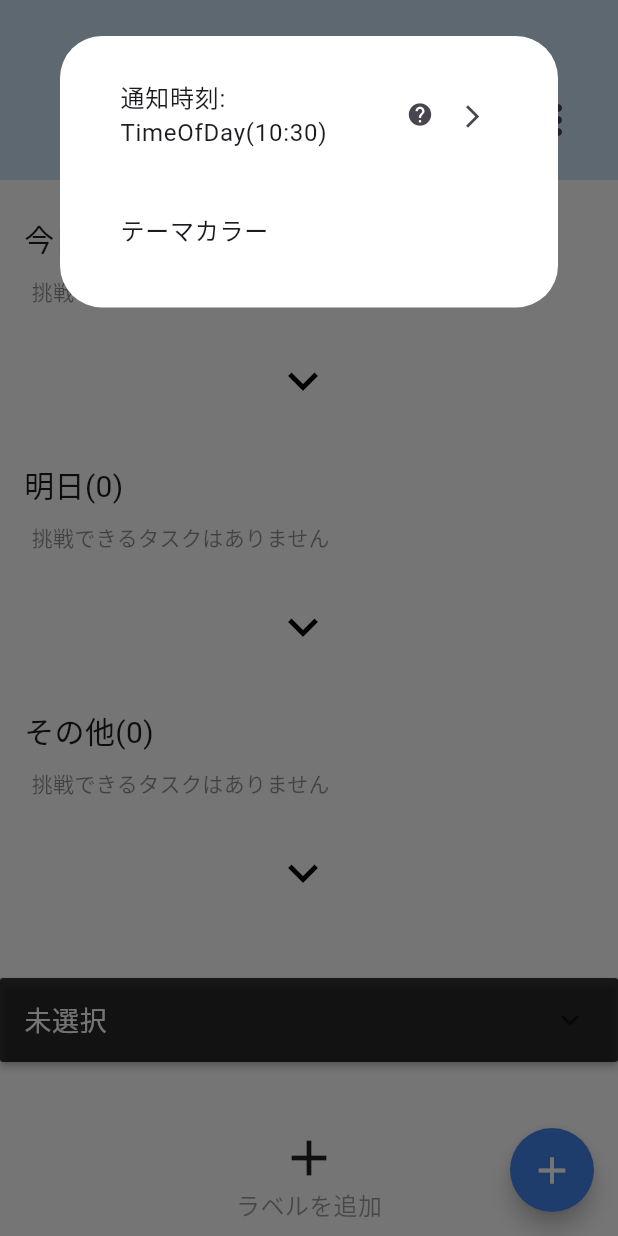
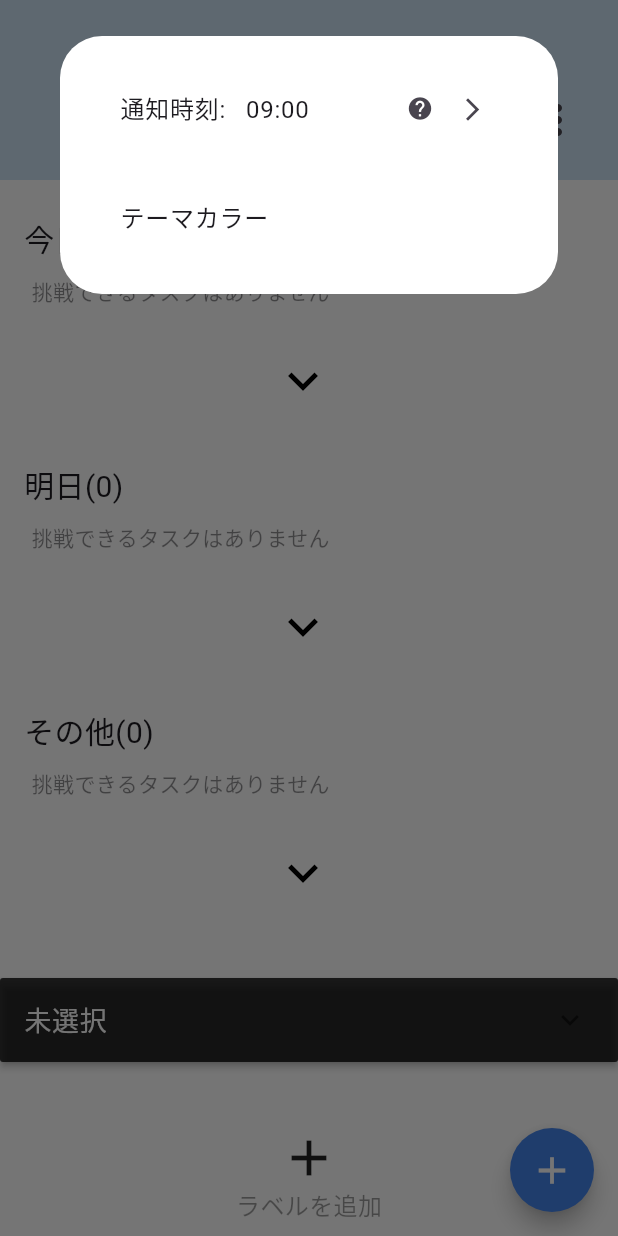
Before and after one commit to skyrinrin/flutter-practices, a Flutter app: the screen it shows after launch, after a tap on the "more vert" icon, on a phone screen of 412 x 824 dp. Run offline on Flutter 3.47's test engine with Material 3 defaults, Android fonts, the phone set to English and light mode, and no system bars; our stand-ins replace flutter_colorpicker, flutter_local_notifications, hooks_riverpod, permission_handler, shared_preferences and 1 more; missing offline and left inert: dart:ffi.

Commit message:
'通知時刻の諸々'

```diff
--- a/task_app/lib/Infrastructure/storage.dart
+++ b/task_app/lib/Infrastructure/storage.dart
@@ -1,13 +1,13 @@
 import 'package:flutter/material.dart';
-import 'package:task_app/domain/acount_domain.dart';
+import 'package:task_app/domain/account_domain.dart';
 import 'package:task_app/domain/label_domain.dart';
 import 'package:task_app/domain/task_domain.dart';
 
 abstract class Storage {
   // String timeOfDayToString(TimeOfDay time);
   // TimeOfDay stringToTimeOFDay(String timeString);
-  Future<void> saveAcount(Acount acount);
-  Future<Acount> loadAcount();
+  Future<void> saveAccount(Account account);
+  Future<Account> loadAccount();
   Future<void> saveTasks(List<Task> tasks);
   Future<List<Task>> loadTasks();
   // Future<void> clearTasks();
--- a/task_app/lib/common/common.dart
+++ b/task_app/lib/common/common.dart
@@ -1,6 +1,9 @@
 import 'package:flutter/material.dart';
 
 class Common {
+  // 初期テーマカラー
+  static Color primaryColor = Color.fromARGB(66, 63, 147, 216);
+
   // 注意書きスナックバー
   static final warningSnackBar = SnackBar(
     content: Text(
--- a/task_app/lib/domain/acount_domain.dart
+++ b/task_app/lib/domain/account_domain.dart
@@ -1,11 +1,11 @@
 import 'package:flutter/material.dart';
 import 'package:flutter/widgets.dart';
 
-class Acount {
+class Account {
   final TimeOfDay dailyNotifiTime;
   final Color themeColor;
 
-  Acount({required this.dailyNotifiTime, required this.themeColor});
+  Account({required this.dailyNotifiTime, required this.themeColor});
 
   //JSON変換
   Map<String, dynamic> toJson() => {
@@ -13,7 +13,7 @@ class Acount {
     'themeColor': themeColor,
   };
 
-  factory Acount.fromJson(Map<String, dynamic> json) => Acount(
+  factory Account.fromJson(Map<String, dynamic> json) => Account(
     dailyNotifiTime: json['dailyNotifiTime'] as TimeOfDay,
     themeColor: json['themeColor'] as Color,
   );
--- a/task_app/lib/nextjob.txt
+++ b/task_app/lib/nextjob.txt
@@ -3,11 +3,6 @@
 ・通知処理 -> 8/6 基本処理完了 スケジュール管理未完
 ・設定により通知を送る時間などを設定できるようにする
 
-・ドメインクラスのdateTimeやColorなどの管理をどうやって行うかを変更する TaskはDateTime | AcountはTimeOFDay を使う
-
-・アカウントの型を作る どのタイミングで保存するかも考える
-・dateTimeとTimeOfDayの違いを知る
-・TimeOfdayなどをString型に変換するロジックをまとめる
 ・タスクトグルボタン押したときにタスクが増える...
 ・ソートの処理を使っていない (いらないかも...)
 ・isVisibilityいらないかも...
--- a/task_app/lib/presentation/add_task_window.dart
+++ b/task_app/lib/presentation/add_task_window.dart
@@ -44,7 +44,8 @@ class _AddTaskWindowState extends ConsumerState<AddTaskWindow> {
   String _selectedLabel = '未選択';
 
   // 追加ボタン押下
-  void _pushedAddButton(Application app) async {
+  void _pushedAddButton() async {
+    final app = ref.read(applicationProvider);
     print('押された');
     if (_controller.text == '') {
       ScaffoldMessenger.of(context).showSnackBar(Common.warningSnackBar);
@@ -194,7 +195,7 @@ class _AddTaskWindowState extends ConsumerState<AddTaskWindow> {
             top: 28,
             right: 24,
             child: GestureDetector(
-              onTap: () => _pushedAddButton(app),
+              onTap: () => _pushedAddButton(),
               child: Container(
                 height: 35,
                 width: 75,
--- a/task_app/lib/presentation/appbar.dart
+++ b/task_app/lib/presentation/appbar.dart
@@ -1,4 +1,5 @@
 import 'package:flutter/material.dart';
+import 'package:task_app/common/common.dart';
 import 'package:task_app/presentation/settings_dialog.dart';
 
 class Appbar extends StatelessWidget {
@@ -7,7 +8,7 @@ class Appbar extends StatelessWidget {
     return Container(
       height: 120,
 
-      color: const Color.fromARGB(66, 63, 147, 216),
+      color: Common.primaryColor,
       child: Stack(
         children: [
           Positioned(
--- a/task_app/lib/presentation/settings_dialog.dart
+++ b/task_app/lib/presentation/settings_dialog.dart
@@ -3,28 +3,52 @@
 import 'dart:ffi';
 
 import 'package:flutter/material.dart';
+import 'package:hooks_riverpod/hooks_riverpod.dart';
 import 'package:task_app/presentation/help_alertdialogs.dart';
 import 'package:task_app/presentation/notifi_settings_dialog.dart';
+import 'package:task_app/provider/provider.dart';
 
-class SettingsView extends StatefulWidget {
+class SettingsView extends ConsumerStatefulWidget {
   @override
-  _SettingsViewState createState() => _SettingsViewState();
+  ConsumerState<SettingsView> createState() => _SettingsViewState();
 }
 
-class _SettingsViewState extends State<SettingsView> {
+class _SettingsViewState extends ConsumerState<SettingsView> {
   //
   Future<void> _selectNotifiTime(BuildContext context) async {
+    // TimeOfDay _selectedTime = TimeOfDay.now();
     final TimeOfDay? picked = await showTimePicker(
       context: context,
       initialTime: TimeOfDay.now(),
     );
-    if (picked != null) {}
+    if (picked != null) {
+      await ref
+          .read(accountNotifierProvider.notifier)
+          .updateNotificationTime(picked);
+    }
   }
   //
 
+  String convertTime(TimeOfDay time) {
+    return time.toString().substring(10, 15);
+  }
+
+  Widget notifiTimeText() {
+    final account = ref.watch(accountNotifierProvider);
+    return account.when(
+      data:
+          (account) => Text('通知時刻:   ${convertTime(account.dailyNotifiTime)}'),
+      loading: () => const CircularProgressIndicator(),
+      error: (e, _) => Text('error: $e'),
+    );
+  }
+
   @override
   Widget build(BuildContext context) {
-    TimeOfDay _selectedTime = TimeOfDay.now();
+    // final account = ref.watch(accountNotifierProvider);
+    // final selectedTime = account.
+    // final _selectedTime = ref.watch(notifiTimeProvider);
+    // TimeOfDay _selectedTime = TimeOfDay.now();
     return SimpleDialog(
       backgroundColor: Colors.white,
       // title: Text('設定', style: TextStyle(fontSize: 24)),
@@ -43,9 +67,10 @@ class _SettingsViewState extends State<SettingsView> {
           //
           child: ListTile(
             onTap: () => _selectNotifiTime(context),
+
             // tileColor: Colors.amber,
-            title: Text('通知時刻:   $_selectedTime'),
-
+            // title: Text('通知時刻:   ${convertTime(_selectedTime)}'),
+            title: notifiTimeText(),
             trailing: Container(
               // color: Colors.amber,
               width: 70,
--- a/task_app/lib/provider/provider.dart
+++ b/task_app/lib/provider/provider.dart
@@ -6,6 +6,7 @@ import 'package:shared_preferences/shared_preferences.dart';
 import 'package:task_app/Infrastructure/storage.dart';
 import 'package:task_app/Infrastructure/storage_impl.dart';
 import 'package:task_app/application/application.dart';
+import 'package:task_app/domain/account_domain.dart';
 import 'package:task_app/domain/label_domain.dart';
 import 'package:task_app/domain/task_domain.dart';
 import 'package:task_app/repository/repository.dart';
@@ -27,6 +28,34 @@ final applicationProvider = Provider<Application>((ref) {
 
   return Application(ref, repository);
 });
+
+// アカウント
+final accountUseCaseProvider = Provider(
+  (ref) => AccountUseCase(ref.read(repositoryProvider)),
+);
+
+final accountNotifierProvider = AsyncNotifierProvider<AccountNotifier, Account>(
+  AccountNotifier.new,
+);
+
+class AccountNotifier extends AsyncNotifier<Account> {
+  @override
+  Future<Account> build() async {
+    final useCase = ref.read(accountUseCaseProvider);
+    return await useCase.getAccount();
+  }
+
+  Future<void> updateNotificationTime(TimeOfDay time) async {
+    final useCase = ref.read(accountUseCaseProvider);
+    await useCase.updateNotificationTime(time);
+    state = AsyncData(
+      Account(
+        dailyNotifiTime: time,
+        themeColor: state.value?.themeColor ?? Common.primaryColor,
+      ),
+    );
+  }
+}
 
 // タスクリスト (状態管理（UI表示用）)
 final tasksProvider = StateNotifierProvider<TaskNotifier, List<Task>>((ref) {
--- a/task_app/lib/repository/repository.dart
+++ b/task_app/lib/repository/repository.dart
@@ -1,12 +1,12 @@
-import 'package:task_app/domain/acount_domain.dart';
+import 'package:task_app/domain/account_domain.dart';
 import 'package:task_app/domain/label_domain.dart';
 import 'package:task_app/domain/task_domain.dart';
 
 abstract class Repository {
   Future<void> addTask(Task task);
   Future<void> addLabel(Label label);
-  Future<void> saveAcount(Acount acount);
-  Future<Acount> loadAcount();
+  Future<void> saveAccount(Account account);
+  Future<Account> loadAccount();
   Future<void> saveTasks(List<Task> tasks);
   Future<List<Task>> loadTasks();
   Future<void> saveLabels(List<Label> labels);
--- a/task_app/lib/repository/repository_impl.dart
+++ b/task_app/lib/repository/repository_impl.dart
@@ -1,6 +1,6 @@
 import 'package:hooks_riverpod/hooks_riverpod.dart';
 import 'package:shared_preferences/shared_preferences.dart';
-import 'package:task_app/domain/acount_domain.dart';
+import 'package:task_app/domain/account_domain.dart';
 import 'package:task_app/domain/label_domain.dart';
 import 'package:task_app/domain/task_domain.dart';
 import 'dart:convert';
@@ -14,13 +14,13 @@ class RepositoryImpl implements Repository {
   RepositoryImpl({required this.storage});
 
   @override
-  Future<void> saveAcount(Acount acount) async {
-    await storage.saveAcount(acount);
+  Future<void> saveAccount(Account account) async {
+    await storage.saveAccount(account);
   }
 
   @override
-  Future<Acount> loadAcount() async {
-    return await storage.loadAcount();
+  Future<Account> loadAccount() async {
+    return await storage.loadAccount();
   }
 
   List<Task> _cachedTasks = []; //タスクのキャッシュ
```
Also changed, not shown: task_app/lib/Infrastructure/storage_impl.dart (+8 -8 lines), task_app/lib/application/application.dart (+23 -0 lines).
